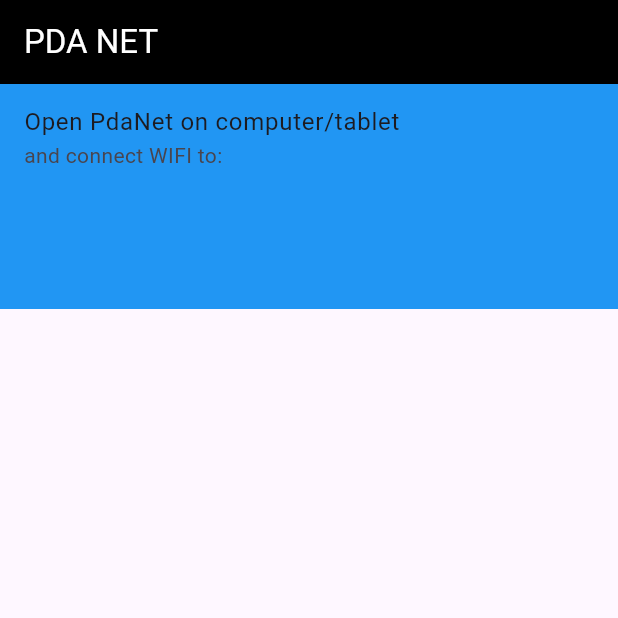
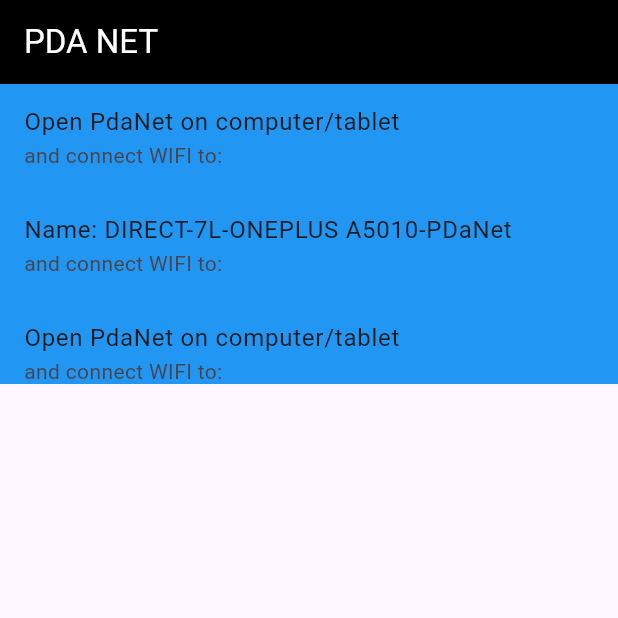
Before and after one commit to restenPiz/Pda-net-_-App, a Flutter app: the screen it shows after launch, on a phone screen of 412 x 824 dp, the top half of it. Run offline on Flutter 3.47's test engine with Material 2 defaults, Android fonts, the phone set to English and light mode, and no system bars.

Commit message:
Some updates in my application

```diff
--- a/pda_net/lib/Screen/first.dart
+++ b/pda_net/lib/Screen/first.dart
@@ -21,10 +21,18 @@
         children: [
           Container(
             width: 500,
-            height: 150,
+            height: 200,
             color: Colors.blue,
             child: Column(
               children: [
+                ListTile(
+                  title: Text('Open PdaNet on computer/tablet'),
+                  subtitle: Text('and connect WIFI to:'),
+                ),
+                ListTile(
+                  title: Text('Name: DIRECT-7L-ONEPLUS A5010-PDaNet'),
+                  subtitle: Text('and connect WIFI to:'),
+                ),
                 ListTile(
                   title: Text('Open PdaNet on computer/tablet'),
                   subtitle: Text('and connect WIFI to:'),
```
